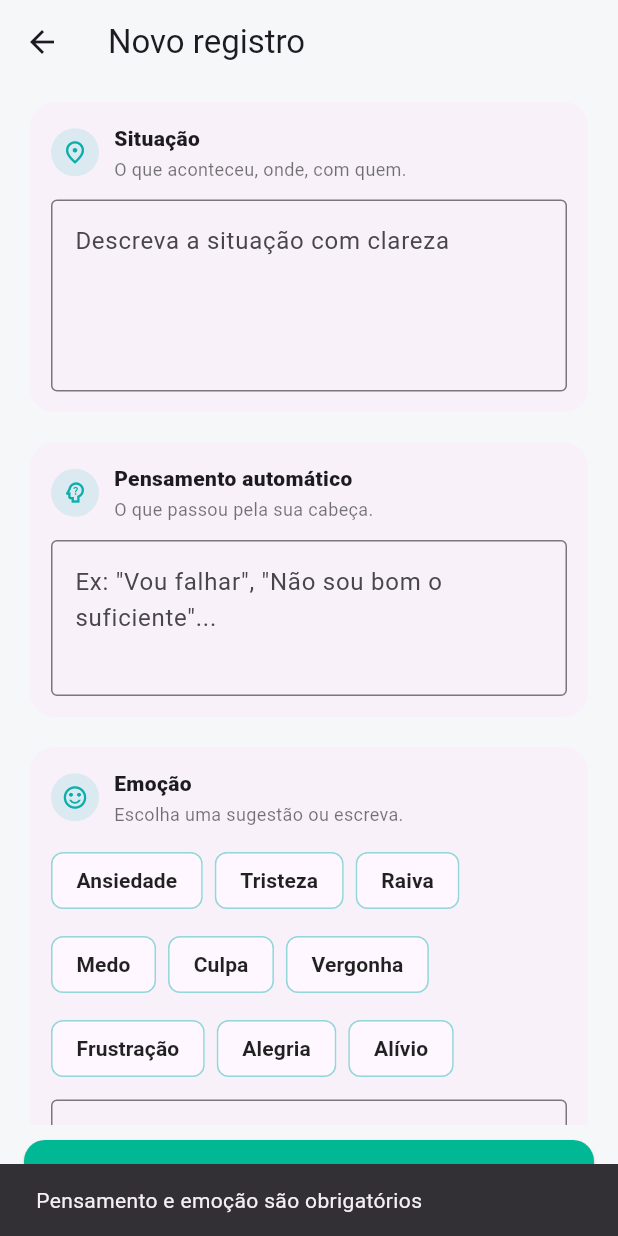
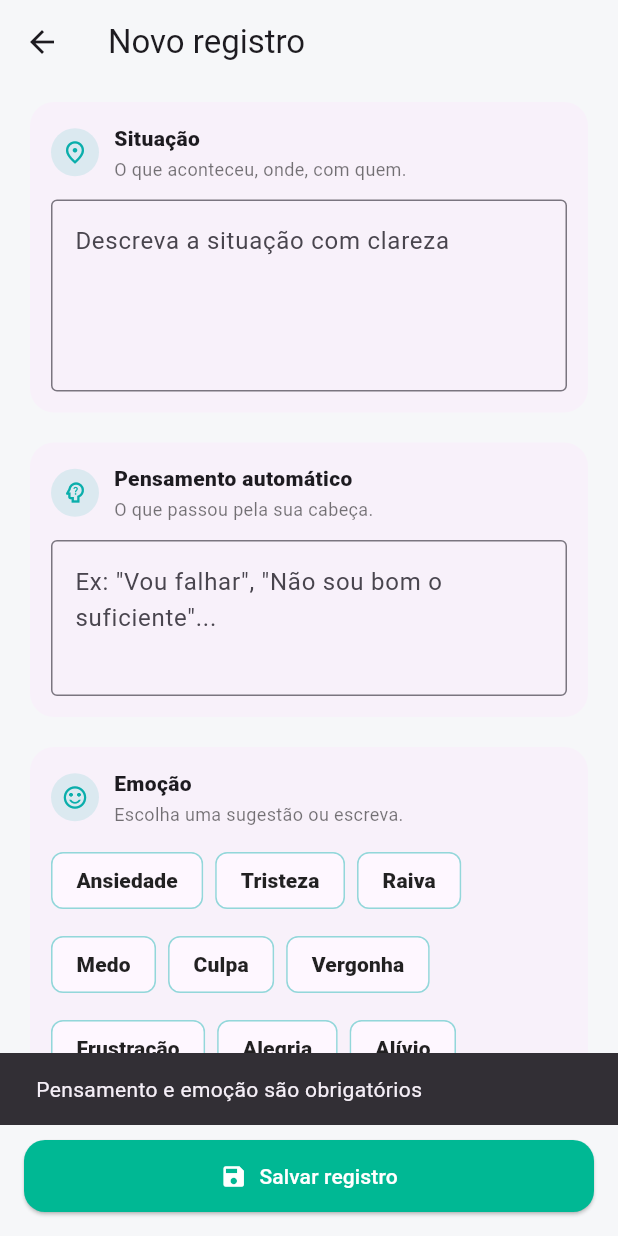
Before and after one commit to jcrrosario/MenteClara, a Flutter app: the NewRecordPage screen opened directly, after a tap on "Salvar registro", on a phone screen of 412 x 824 dp. Run offline on Flutter 3.47's test engine with Material 3 defaults, Android fonts, the light colour scheme and no system bars; our stand-ins replace drift; accounts and stored records are empty; generated files the repository leaves out were written again.

Commit message:
Ajuste no botão salvar na inclusão e edição

```diff
--- a/lib/pages/new_record_page.dart
+++ b/lib/pages/new_record_page.dart
@@ -75,9 +75,13 @@ class _NewRecordPageState extends State<NewRecordPage> {
       'id': widget.record?.id,
       'isEdit': widget.record != null,
       'thought': thought,
-      'thoughtAlt': _thoughtAltController.text.trim().isEmpty ? null : _thoughtAltController.text.trim(),
+      'thoughtAlt': _thoughtAltController.text.trim().isEmpty
+          ? null
+          : _thoughtAltController.text.trim(),
       'emotion': emotion,
-      'behavior': _behaviorController.text.trim().isEmpty ? null : _behaviorController.text.trim(),
+      'behavior': _behaviorController.text.trim().isEmpty
+          ? null
+          : _behaviorController.text.trim(),
       'intensity': _intensity.round(),
       'createdAt': (widget.record?.createdAt ?? DateTime.now()).toIso8601String(),
     });
@@ -85,7 +89,6 @@ class _NewRecordPageState extends State<NewRecordPage> {
 
   @override
   Widget build(BuildContext context) {
-    final bottomInset = MediaQuery.of(context).viewInsets.bottom;
     final isEdit = widget.record != null;
 
     return Scaffold(
@@ -96,13 +99,36 @@ class _NewRecordPageState extends State<NewRecordPage> {
         elevation: 0,
         title: Text(isEdit ? 'Editar registro' : 'Novo registro'),
       ),
+
+      // ✅ Coloca o botão em bottomNavigationBar.
+      // O Scaffold já empurra isso acima do teclado quando resizeToAvoidBottomInset=true.
+      bottomNavigationBar: SafeArea(
+        top: false,
+        child: Padding(
+          padding: const EdgeInsets.fromLTRB(16, 10, 16, 16),
+          child: SizedBox(
+            width: double.infinity,
+            child: ElevatedButton.icon(
+              style: ElevatedButton.styleFrom(
+                backgroundColor: _teal,
+                foregroundColor: Colors.white,
+                padding: const EdgeInsets.symmetric(vertical: 14),
+                shape: RoundedRectangleBorder(
+                  borderRadius: BorderRadius.circular(14),
+                ),
+              ),
+              onPressed: _save,
+              icon: const Icon(Icons.save),
+              label: Text(isEdit ? 'Salvar alterações' : 'Salvar registro'),
+            ),
+          ),
+        ),
+      ),
+
+      // ✅ Body é um ListView, então nunca estoura quando o teclado sobe.
       body: SafeArea(
-        child: Padding(
-          padding: EdgeInsets.fromLTRB(16, 8, 16, 16 + bottomInset),
-          child: Column(
-            children: [
-              Expanded(
         child: ListView(
+          padding: const EdgeInsets.fromLTRB(16, 8, 16, 16),
           children: [
             _sectionCard(
               title: 'Situação',
@@ -143,14 +169,18 @@ class _NewRecordPageState extends State<NewRecordPage> {
                     spacing: 8,
                     runSpacing: 8,
                     children: _emotionSuggestions.map((e) {
-                              final selected = _emotionController.text.trim().toLowerCase() == e.toLowerCase();
+                      final selected =
+                          _emotionController.text.trim().toLowerCase() ==
+                              e.toLowerCase();
+
                       return ChoiceChip(
                         label: Text(e),
                         selected: selected,
                         selectedColor: _teal2.withOpacity(.18),
-                                onSelected: (_) => setState(() => _emotionController.text = e),
+                        onSelected: (_) =>
+                            setState(() => _emotionController.text = e),
                         labelStyle: TextStyle(
-                                  fontWeight: FontWeight.w700,
+                          fontWeight: FontWeight.w800,
                           color: selected ? _teal2 : Colors.black87,
                         ),
                         side: BorderSide(color: _teal2.withOpacity(.25)),
@@ -194,7 +224,10 @@ class _NewRecordPageState extends State<NewRecordPage> {
                     children: [
                       Text(
                         '${_intensity.round()}/10',
-                                style: const TextStyle(fontSize: 18, fontWeight: FontWeight.w800),
+                        style: const TextStyle(
+                          fontSize: 18,
+                          fontWeight: FontWeight.w900,
+                        ),
                       ),
                       const SizedBox(width: 10),
                       Expanded(
@@ -204,7 +237,8 @@ class _NewRecordPageState extends State<NewRecordPage> {
                             value: _intensity / 10.0,
                             minHeight: 10,
                             backgroundColor: Colors.black.withOpacity(.06),
-                                    valueColor: const AlwaysStoppedAnimation<Color>(_teal2),
+                            valueColor:
+                            const AlwaysStoppedAnimation<Color>(_teal2),
                           ),
                         ),
                       ),
@@ -230,27 +264,8 @@ class _NewRecordPageState extends State<NewRecordPage> {
                 ],
               ),
             ),
-                    const SizedBox(height: 6),
+            const SizedBox(height: 24),
           ],
-                ),
-              ),
-              const SizedBox(height: 10),
-              SizedBox(
-                width: double.infinity,
-                child: ElevatedButton.icon(
-                  style: ElevatedButton.styleFrom(
-                    backgroundColor: _teal,
-                    foregroundColor: Colors.white,
-                    padding: const EdgeInsets.symmetric(vertical: 14),
-                    shape: RoundedRectangleBorder(borderRadius: BorderRadius.circular(14)),
-                  ),
-                  onPressed: _save,
-                  icon: const Icon(Icons.save),
-                  label: Text(isEdit ? 'Salvar alterações' : 'Salvar registro'),
-                ),
-              ),
-            ],
-          ),
         ),
       ),
     );
@@ -282,9 +297,16 @@ class _NewRecordPageState extends State<NewRecordPage> {
                   child: Column(
                     crossAxisAlignment: CrossAxisAlignment.start,
                     children: [
-                      Text(title, style: const TextStyle(fontWeight: FontWeight.w800)),
+                      Text(title,
+                          style: const TextStyle(fontWeight: FontWeight.w900)),
                       const SizedBox(height: 2),
-                      Text(subtitle, style: const TextStyle(color: Colors.black54, fontSize: 12)),
+                      Text(
+                        subtitle,
+                        style: const TextStyle(
+                          color: Colors.black54,
+                          fontSize: 12,
+                        ),
+                      ),
                     ],
                   ),
                 ),
```
Lines whose indentation alone changed are shown as unchanged.
